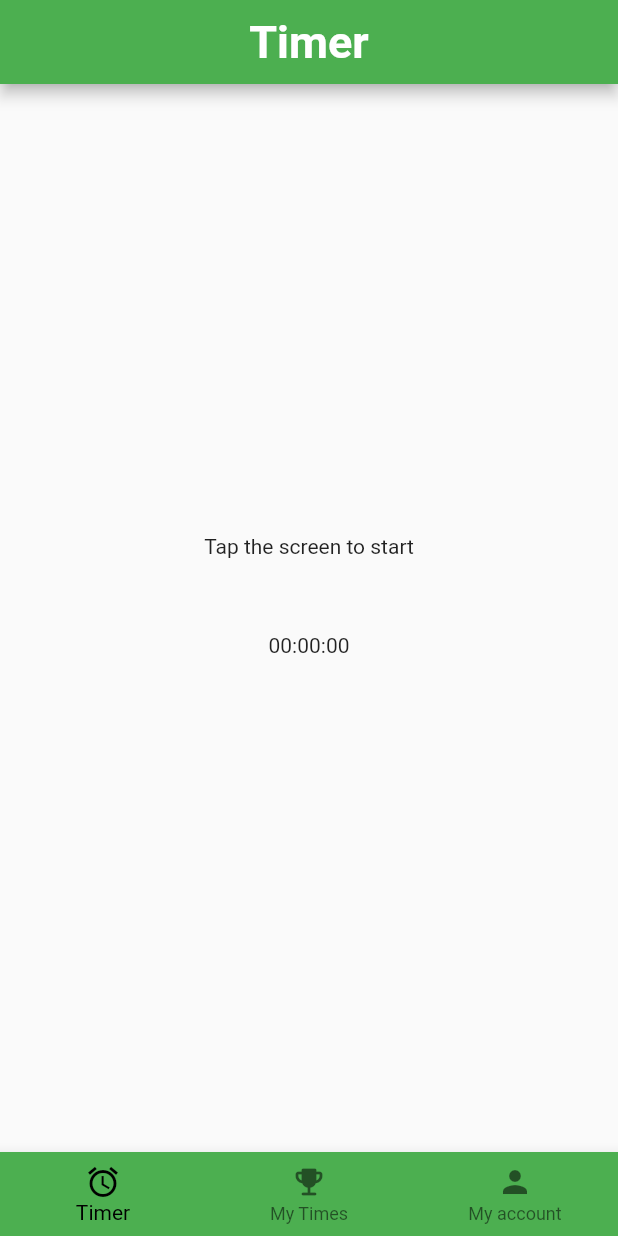
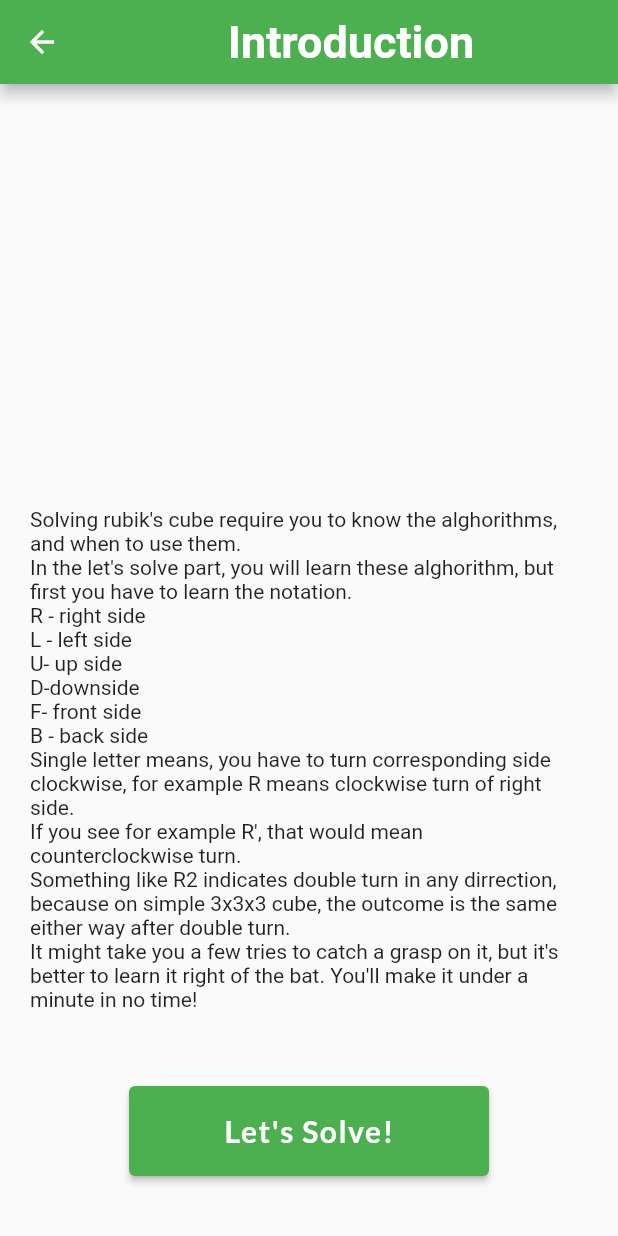
Before and after one commit to piszczekkonrad/rubiks_timer, a Flutter app: the screen it shows after launch, after a tap on "Introduction", on a phone screen of 412 x 824 dp. Run offline on Flutter 3.47's test engine with Material 2 defaults, Android fonts, the phone set to English and light mode, and no system bars; our stand-ins replace bloc, cloud_firestore, dio, firebase_auth, firebase_core, flutter_bloc and 5 more; accounts and stored records are empty; generated files the repository leaves out were written again; network calls fail.

Commit message:
Implement Introduction Screen

```diff
--- a/lib/Home Page/home_page.dart
+++ b/lib/Home Page/home_page.dart
@@ -1,6 +1,7 @@
 import 'package:flutter/material.dart';
 import 'package:rubiks_timer/Solving/Solving%20Root/solving_root_page.dart';
 import 'package:rubiks_timer/Timer%20contents/Root/timer_root_page.dart';
+import '../Intro Screen/intro_screen.dart';
 import 'home_page_buttons.dart';
 
 class HomePage extends StatelessWidget {
@@ -26,7 +27,7 @@ class HomePage extends StatelessWidget {
           children: const [
             HomePageButtons(
               'Introduction',
-              TimerRootPage(),
+              IntroPage(),
             ),
             SizedBox(height: 15),
             HomePageButtons(
--- /dev/null
+++ b/lib/Intro Screen/intro_screen.dart
@@ -0,0 +1,46 @@
+import 'package:flutter/material.dart';
+import 'package:rubiks_timer/Home%20Page/home_page_buttons.dart';
+import 'package:rubiks_timer/Solving/Solving%20Root/solving_root_page.dart';
+
+class IntroPage extends StatelessWidget {
+  const IntroPage({
+    Key? key,
+  }) : super(key: key);
+
+  @override
+  Widget build(BuildContext context) {
+    return Scaffold(
+      appBar: AppBar(
+        backgroundColor: Colors.green,
+        title: const Center(
+          child: Text(
+            "Introduction",
+            style: TextStyle(fontSize: 30, fontWeight: FontWeight.bold),
+          ),
+        ),
+      ),
+      body: Center(
+        child: Padding(
+          padding: const EdgeInsets.all(20.0),
+          child: Column(
+            mainAxisAlignment: MainAxisAlignment.end,
+            children: const [
+              Text(
+                  "Solving rubik's cube require you to know the alghorithms, and when to use them. \nIn the let's solve part, you will learn these alghorithm, but first you have to learn the notation.\nR - right side\nL - left side\nU- up side\nD-downside\nF- front side\nB - back side\nSingle letter means, you have to turn corresponding side clockwise, for example R means clockwise turn of right side.\nIf you see for example R', that would mean counterclockwise turn.\nSomething like R2 indicates double turn in any dirrection, because on simple 3x3x3 cube, the outcome is the same either way after double turn.\nIt might take you a few tries to catch a grasp on it, but it's better to learn it right of the bat. You'll make it under a minute in no time!"),
+              SizedBox(
+                height: 50,
+              ),
+              HomePageButtons(
+                'Let\'s Solve!',
+                SolvingRootPage(),
+              ),
+              SizedBox(
+                height: 20,
+              )
+            ],
+          ),
+        ),
+      ),
+    );
+  }
+}
```
